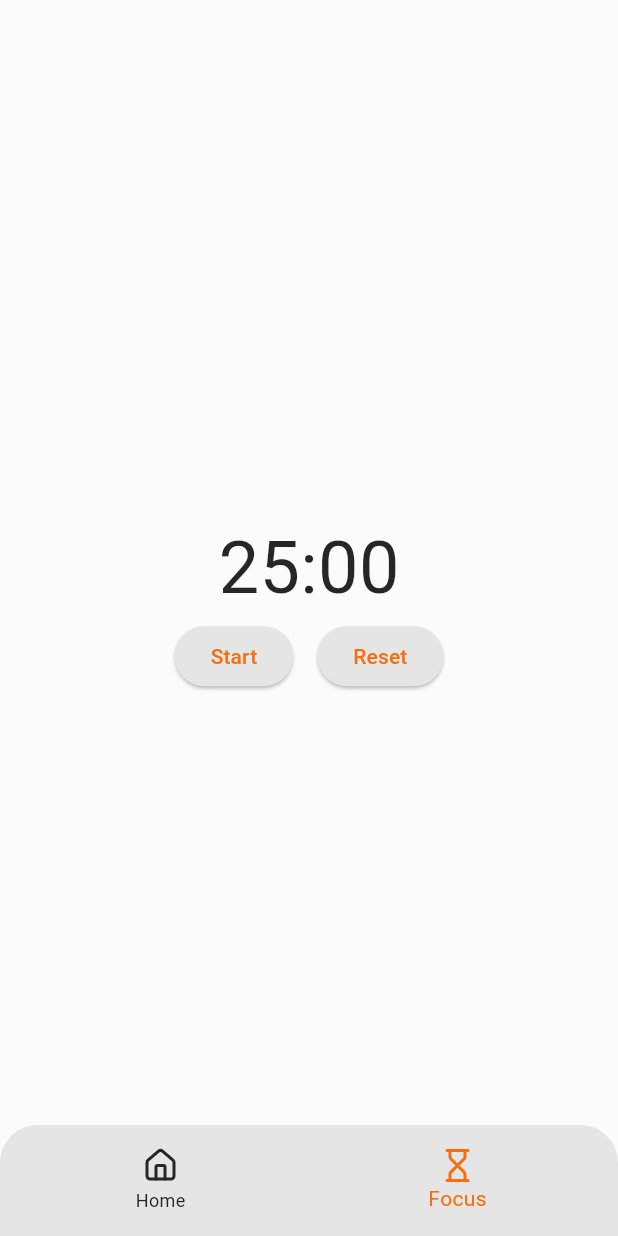
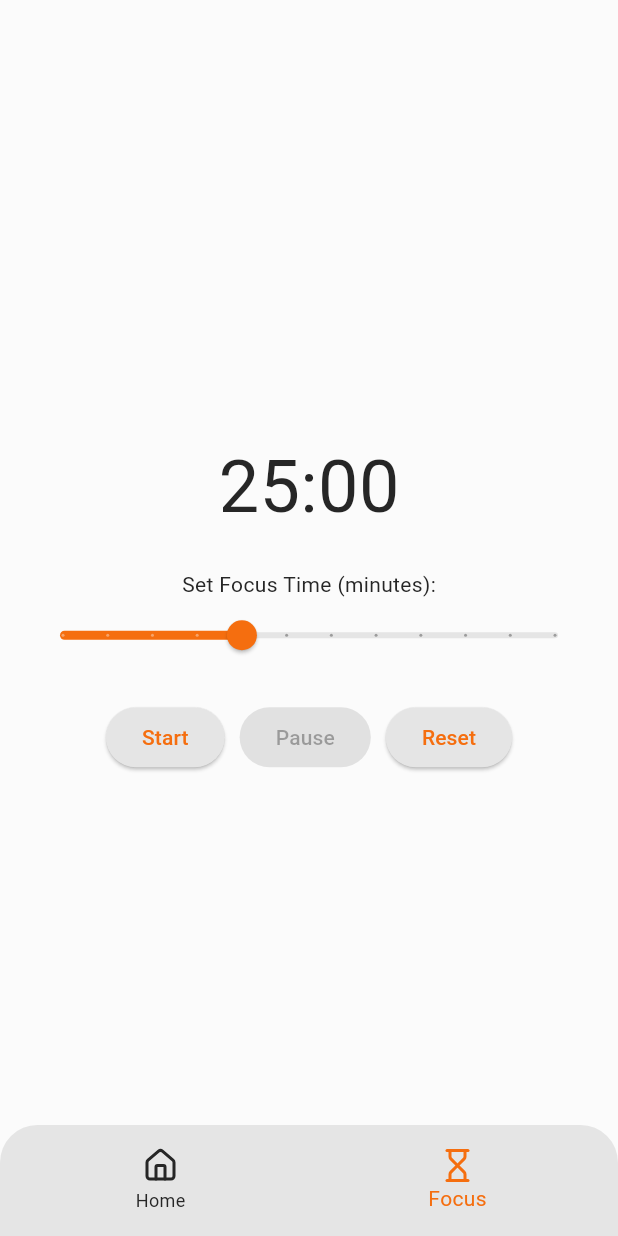
Before and after one commit to Ammarmyp/paamyPomodoro, a Flutter app: the screen it shows after launch, item 2 of the bottom bar chosen, on a phone screen of 412 x 824 dp. Run offline on Flutter 3.47's test engine with Material 3 defaults, Android fonts, the phone set to English and light mode, and no system bars; our stand-ins replace flutter_slidable, get, hive, hive_flutter, lucide_icons; accounts and stored records are empty.

Commit message:
implement the slider for time selection from the user

```diff
--- a/lib/controllers/timer_controller.dart
+++ b/lib/controllers/timer_controller.dart
@@ -4,6 +4,7 @@ import 'package:hive_flutter/hive_flutter.dart';
 class TimerController extends GetxController {
   var remainingTime = 1500.obs;
   var isRunning = false.obs;
+  var focusTime = 25.obs;
   int? startTime;
 
   Box? timerBox;
@@ -57,7 +58,7 @@ class TimerController extends GetxController {
 
   void resetTimer() {
     isRunning.value = false;
-    remainingTime.value = 1500;
+    remainingTime.value = focusTime.value * 60;
     saveTimerState();
   }
 
@@ -65,6 +66,7 @@ class TimerController extends GetxController {
     timerBox?.put("remainingTime", remainingTime.value);
     timerBox?.put("isRunning", isRunning.value);
     timerBox?.put("startTime", startTime);
+    timerBox?.put("focusTime", focusTime.value);
   }
 
   void loadTimerState() {
@@ -72,6 +74,7 @@ class TimerController extends GetxController {
         timerBox?.get("remainingTime", defaultValue: 1500) ?? 1500;
     isRunning.value = timerBox?.get("isRunning", defaultValue: false) ?? false;
     startTime = timerBox?.get("startTime", defaultValue: null);
+    focusTime.value = timerBox?.get("focusTime", defaultValue: 25) ?? 25;
 
     if (isRunning.value) {
       int elapsedTime =
@@ -84,4 +87,10 @@ class TimerController extends GetxController {
       }
     }
   }
+
+  void setFocusTime(int minutes) {
+    focusTime.value = minutes;
+    remainingTime.value = focusTime.value * 60;
+    saveTimerState();
+  }
 }
--- a/lib/pages/focus_screen.dart
+++ b/lib/pages/focus_screen.dart
@@ -11,43 +11,69 @@ class FocusScreen extends StatelessWidget {
   Widget build(BuildContext context) {
     return Scaffold(
       appBar: AppBar(title: Text('Pomodoro Timer')),
-      body: Center(
-        child: Obx(() {
-          final minutes = (timerController.remainingTime.value ~/ 60)
-              .toString()
-              .padLeft(2, '0');
-          final seconds = (timerController.remainingTime.value % 60)
-              .toString()
-              .padLeft(2, '0');
-
-          return Column(
+      body: Padding(
+        padding: const EdgeInsets.all(16.0),
+        child: Column(
           mainAxisAlignment: MainAxisAlignment.center,
           children: [
-              Text(
-                '$minutes:$seconds',
+            // Timer Display
+            Obx(() => Text(
+                  formatTime(timerController.remainingTime.value),
                   style: TextStyle(fontSize: 48),
-              ),
+                )),
+            SizedBox(height: 20),
+
+            // Focus Time Slider
+            Text("Set Focus Time (minutes):"),
+            Obx(() => Slider(
+                  value: timerController.focusTime.value.toDouble(),
+                  min: 5,
+                  max: 60,
+                  divisions: 11,
+                  label: "${timerController.focusTime.value} min",
+                  onChanged: (value) {
+                    timerController.setFocusTime(value.toInt());
+                  },
+                )),
+            SizedBox(height: 20),
+
+            // Control Buttons
             Row(
               mainAxisAlignment: MainAxisAlignment.center,
               children: [
-                  ElevatedButton(
+                Obx(
+                  () => ElevatedButton(
                     onPressed: timerController.isRunning.value
-                        ? timerController.pauseTimer
+                        ? null
                         : timerController.startTimer,
-                    child: Text(
-                        timerController.isRunning.value ? 'Pause' : 'Start'),
+                    child: Text("Start"),
                   ),
-                  SizedBox(width: 16),
+                ),
+                SizedBox(width: 10),
+                Obx(
+                  () => ElevatedButton(
+                    onPressed: !timerController.isRunning.value
+                        ? null
+                        : timerController.pauseTimer,
+                    child: Text("Pause"),
+                  ),
+                ),
+                SizedBox(width: 10),
                 ElevatedButton(
                   onPressed: timerController.resetTimer,
-                    child: Text('Reset'),
+                  child: Text("Reset"),
                 ),
               ],
             ),
           ],
-          );
-        }),
+        ),
       ),
     );
   }
+
+  String formatTime(int seconds) {
+    final minutes = (seconds ~/ 60).toString().padLeft(2, "0");
+    final secs = (seconds % 60).toString().padLeft(2, "0");
+    return "$minutes:$secs";
   }
+}
```
Lines whose indentation alone changed are shown as unchanged.
